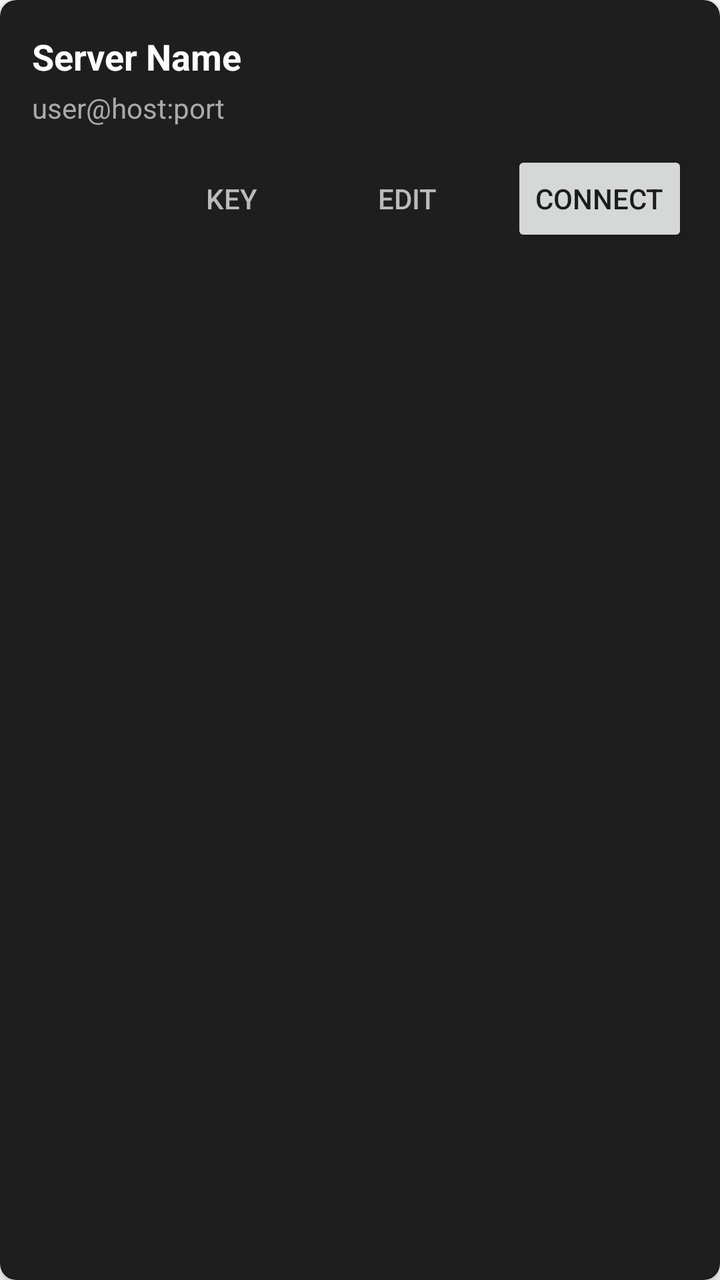
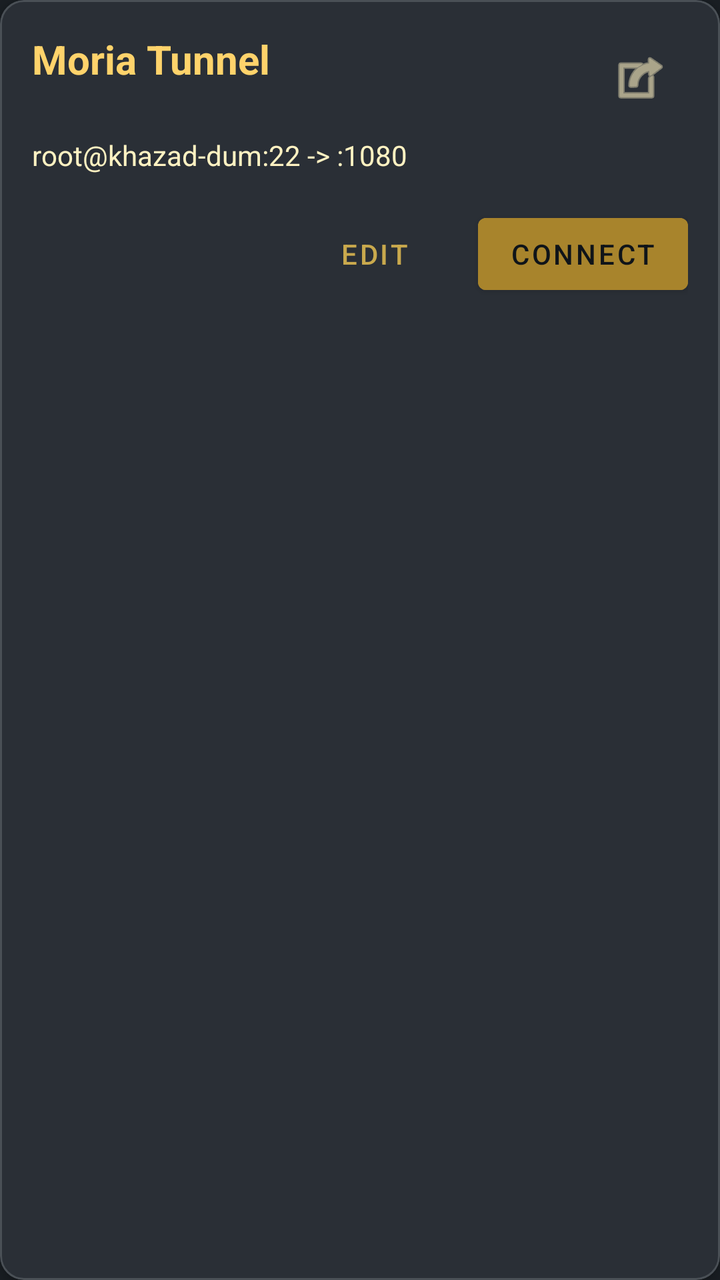

An Android layout rendered at two revisions. The XML below is the earlier revision; the diff shows what the commit changed to produce the second picture.
<!-- AndroidManifest.xml: application theme Theme.DurinsGate -->
<!-- res/layout/item_ssh_config.xml -->
<?xml version="1.0" encoding="utf-8"?>
<androidx.cardview.widget.CardView xmlns:android="http://schemas.android.com/apk/res/android"
    xmlns:app="http://schemas.android.com/apk/res-auto"
    android:layout_width="match_parent"
    android:layout_height="wrap_content"
    android:layout_margin="8dp"
    app:cardCornerRadius="8dp"
    app:cardElevation="4dp"
    app:cardBackgroundColor="#1E1E1E">

    <LinearLayout
        android:layout_width="match_parent"
        android:layout_height="wrap_content"
        android:orientation="vertical"
        android:padding="16dp">

        <TextView
            android:id="@+id/tvName"
            android:layout_width="match_parent"
            android:layout_height="wrap_content"
            android:text="Server Name"
            android:textSize="18sp"
            android:textStyle="bold"
            android:textColor="#FFFFFF" />

        <TextView
            android:id="@+id/tvDetails"
            android:layout_width="match_parent"
            android:layout_height="wrap_content"
            android:layout_marginTop="4dp"
            android:text="user@host:port"
            android:textColor="#AAAAAA" />

        <LinearLayout
            android:layout_width="match_parent"
            android:layout_height="wrap_content"
            android:layout_marginTop="12dp"
            android:orientation="horizontal"
            android:gravity="end">

            <Button
                android:id="@+id/btnKey"
                style="?android:attr/borderlessButtonStyle"
                android:layout_width="wrap_content"
                android:layout_height="wrap_content"
                android:text="Key"
                android:textColor="#BBBBBB" />

            <Button
                android:id="@+id/btnEdit"
                style="?android:attr/borderlessButtonStyle"
                android:layout_width="wrap_content"
                android:layout_height="wrap_content"
                android:text="Edit"
                android:textColor="#BBBBBB" />

            <Button
                android:id="@+id/btnConnect"
                android:layout_width="wrap_content"
                android:layout_height="wrap_content"
                android:layout_marginStart="8dp"
                android:text="Connect" />
        </LinearLayout>
    </LinearLayout>
</androidx.cardview.widget.CardView>
<!-- resources referenced by this layout -->
<resources>
  <style name="Theme.DurinsGate" parent="Theme.AppCompat.Light.DarkActionBar">
          
          <item name="colorPrimary">@color/purple_500</item>
          <item name="colorPrimaryDark">@color/purple_700</item>
          <item name="colorAccent">@color/teal_200</item>
  
          
          <item name="android:windowBackground">@color/white</item>
      </style>
  <color name="purple_500">#FF6200EE</color>
  <color name="purple_700">#FF3700B3</color>
  <color name="teal_200">#FF03DAC5</color>
  <color name="white">#FFFFFFFF</color>
</resources>

<!-- the commit's change to res/layout/item_ssh_config.xml (unified diff, before → after) -->
@@ -1,12 +1,14 @@
 <?xml version="1.0" encoding="utf-8"?>
-<androidx.cardview.widget.CardView xmlns:android="http://schemas.android.com/apk/res/android"
+<com.google.android.material.card.MaterialCardView xmlns:android="http://schemas.android.com/apk/res/android"
     xmlns:app="http://schemas.android.com/apk/res-auto"
     android:layout_width="match_parent"
     android:layout_height="wrap_content"
     android:layout_margin="8dp"
-    app:cardCornerRadius="8dp"
+    app:cardBackgroundColor="@color/stone_mid"
+    app:cardCornerRadius="12dp"
     app:cardElevation="4dp"
-    app:cardBackgroundColor="#1E1E1E">
+    app:strokeColor="@color/stone_light"
+    app:strokeWidth="1dp">
 
     <LinearLayout
         android:layout_width="match_parent"
@@ -14,52 +16,63 @@
         android:orientation="vertical"
         android:padding="16dp">
 
-        <TextView
-            android:id="@+id/tvName"
+        <RelativeLayout
             android:layout_width="match_parent"
-            android:layout_height="wrap_content"
-            android:text="Server Name"
-            android:textSize="18sp"
-            android:textStyle="bold"
-            android:textColor="#FFFFFF" />
+            android:layout_height="wrap_content">
+
+            <TextView
+                android:id="@+id/tvName"
+                android:layout_width="wrap_content"
+                android:layout_height="wrap_content"
+                android:text="Moria Tunnel"
+                android:textColor="@color/gold_bright"
+                android:textSize="20sp"
+                android:textStyle="bold" />
+
+            <ImageButton
+                android:id="@+id/btnKey"
+                android:layout_width="48dp"
+                android:layout_height="48dp"
+                android:layout_alignParentEnd="true"
+                android:background="?attr/selectableItemBackgroundBorderless"
+                android:contentDescription="Copy Key"
+                android:src="@android:drawable/ic_menu_set_as"
+                app:tint="@color/gold_pale" />
+        </RelativeLayout>
 
         <TextView
             android:id="@+id/tvDetails"
             android:layout_width="match_parent"
             android:layout_height="wrap_content"
             android:layout_marginTop="4dp"
-            android:text="user@host:port"
-            android:textColor="#AAAAAA" />
+            android:text="root@khazad-dum:22 -> :1080"
+            android:textColor="@color/gold_pale"
+            android:textSize="14sp" />
 
         <LinearLayout
             android:layout_width="match_parent"
             android:layout_height="wrap_content"
-            android:layout_marginTop="12dp"
-            android:orientation="horizontal"
-            android:gravity="end">
-
-            <Button
-                android:id="@+id/btnKey"
-                style="?android:attr/borderlessButtonStyle"
-                android:layout_width="wrap_content"
-                android:layout_height="wrap_content"
-                android:text="Key"
-                android:textColor="#BBBBBB" />
+            android:layout_marginTop="16dp"
+            android:gravity="end"
+            android:orientation="horizontal">
 
             <Button
                 android:id="@+id/btnEdit"
-                style="?android:attr/borderlessButtonStyle"
+                style="@style/Widget.MaterialComponents.Button.TextButton"
                 android:layout_width="wrap_content"
                 android:layout_height="wrap_content"
                 android:text="Edit"
-                android:textColor="#BBBBBB" />
+                android:textColor="@color/gold_primary" />
 
             <Button
                 android:id="@+id/btnConnect"
                 android:layout_width="wrap_content"
                 android:layout_height="wrap_content"
                 android:layout_marginStart="8dp"
-                android:text="Connect" />
+                android:backgroundTint="@color/gold_deep"
+                android:text="Connect"
+                android:textColor="@color/void_deep" />
         </LinearLayout>
+
     </LinearLayout>
-</androidx.cardview.widget.CardView>
+</com.google.android.material.card.MaterialCardView>
<!-- resource entries referenced after the edit -->
@@ -1,17 +1,29 @@
 <!-- resources referenced by this layout -->
 <resources>
-  <style name="Theme.DurinsGate" parent="Theme.AppCompat.Light.DarkActionBar">
-          
-          <item name="colorPrimary">@color/purple_500</item>
-          <item name="colorPrimaryDark">@color/purple_700</item>
-          <item name="colorAccent">@color/teal_200</item>
+  <color name="gold_bright">#FFD36B</color>
+  <color name="gold_deep">#A8842C</color>
+  <color name="gold_pale">#FFF2C2</color>
+  <color name="gold_primary">#C9A94D</color>
+  <color name="stone_light">#4A5056</color>
+  <color name="stone_mid">#2A2F36</color>
+  <color name="void_deep">#0F1419</color>
+  <style name="Theme.DurinsGate" parent="Theme.MaterialComponents.DayNight.DarkActionBar">
+          <item name="colorPrimary">@color/gold_primary</item>
+          <item name="colorPrimaryVariant">@color/gold_deep</item>
+          <item name="colorOnPrimary">@color/void_deep</item>
   
-          
-          <item name="android:windowBackground">@color/white</item>
+          <item name="colorSecondary">@color/light_warm</item>
+          <item name="colorSecondaryVariant">@color/light_outer</item>
+          <item name="colorOnSecondary">@color/void_deep</item>
+  
+          <item name="android:statusBarColor">@color/void_deep</item>
+          <item name="android:windowBackground">@color/stone_dark</item>
+  
+          <item name="colorSurface">@color/stone_mid</item>
+          <item name="colorOnSurface">@color/gold_pale</item>
       </style>
-  <color name="purple_500">#FF6200EE</color>
-  <color name="purple_700">#FF3700B3</color>
-  <color name="teal_200">#FF03DAC5</color>
-  <color name="white">#FFFFFFFF</color>
+  <color name="light_warm">#FFD27A</color>
+  <color name="light_outer">#FFB347</color>
+  <color name="stone_dark">#1A1F24</color>
 </resources>
 
